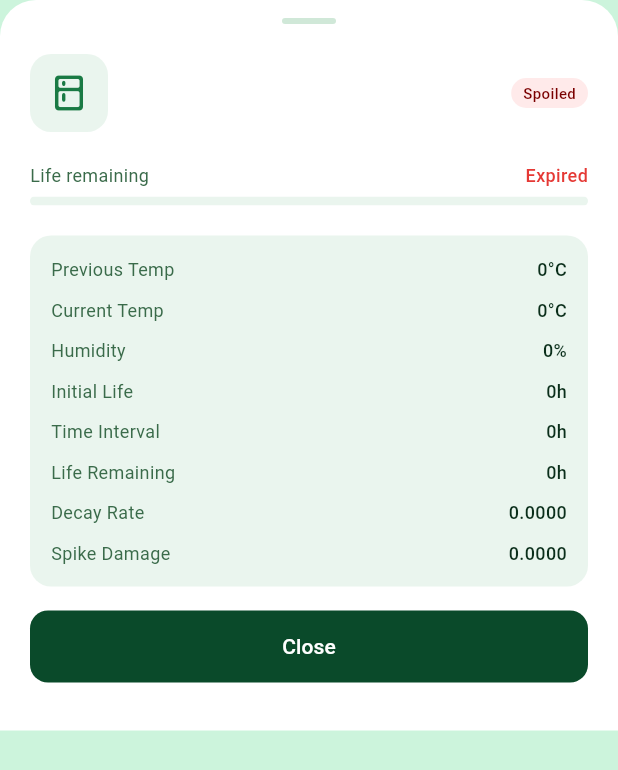
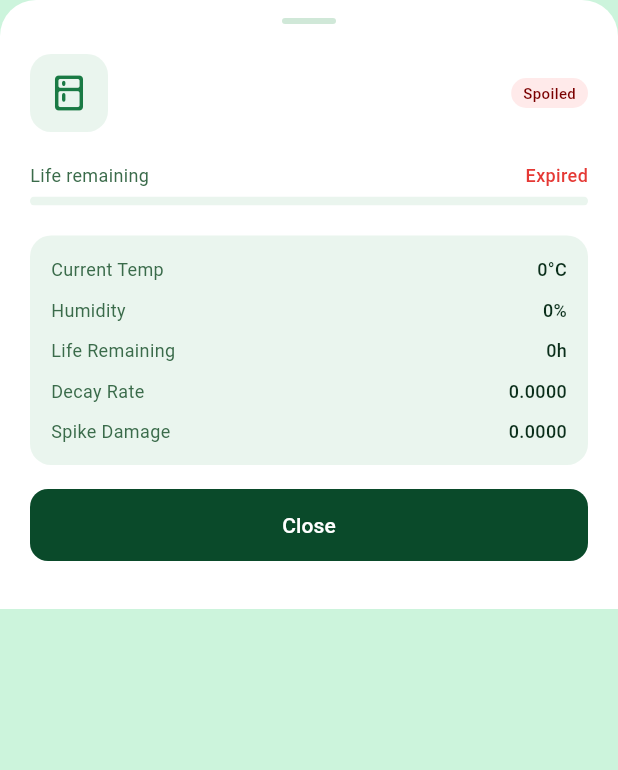
Before and after one commit to AJ3724/fyp_mobile_app, a Flutter app: the _ItemDetailSheet widget shown alone on an empty page, opened directly with empty values, on a phone screen of 412 x 824 dp. Shown: the top 770 px of the screen. Run offline on Flutter 3.47's test engine with Material 3 defaults, Android fonts, the phone set to English and light mode, and no system bars; network calls fail.

Commit message:
fizing alert design

```diff
--- a/asd/lib/screens/fridge_screen.dart
+++ b/asd/lib/screens/fridge_screen.dart
@@ -876,15 +876,15 @@ class _ItemDetailSheet extends StatelessWidget {
             decoration: BoxDecoration(color: AppColors.surfaceAlt, borderRadius: BorderRadius.circular(14)),
             child: Column(
               children: [
-                _InfoRow(label: 'Previous Temp', value: '${item.oldTemp}°C'),
-                const SizedBox(height: 10),
+                // _InfoRow(label: 'Previous Temp', value: '${item.oldTemp}°C'),
+                // const SizedBox(height: 10),
                 _InfoRow(label: 'Current Temp',  value: '${item.newTemp}°C'),
                 const SizedBox(height: 10),
                 _InfoRow(label: 'Humidity',      value: '${item.humidity}%'),
-                const SizedBox(height: 10),
-                _InfoRow(label: 'Initial Life',  value: '${item.initialLife}h'),
-                const SizedBox(height: 10),
-                _InfoRow(label: 'Time Interval', value: '${item.timeBeforeTimeInBetween}h'),
+                // const SizedBox(height: 10),
+                // _InfoRow(label: 'Initial Life',  value: '${item.initialLife}h'),
+                // const SizedBox(height: 10),
+                // _InfoRow(label: 'Time Interval', value: '${item.timeBeforeTimeInBetween}h'),
                 const SizedBox(height: 10),
                 _InfoRow(label: 'Life Remaining', value: '${item.lifeRemaining}h'),
                 if (item.oldDecay != null) ...[
```
